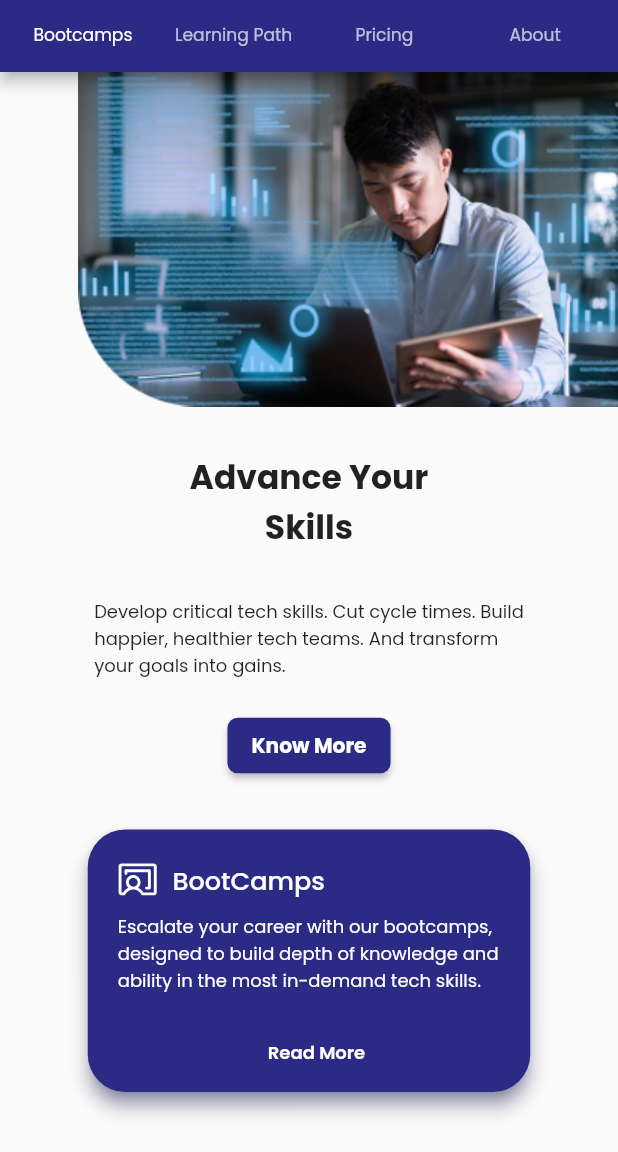
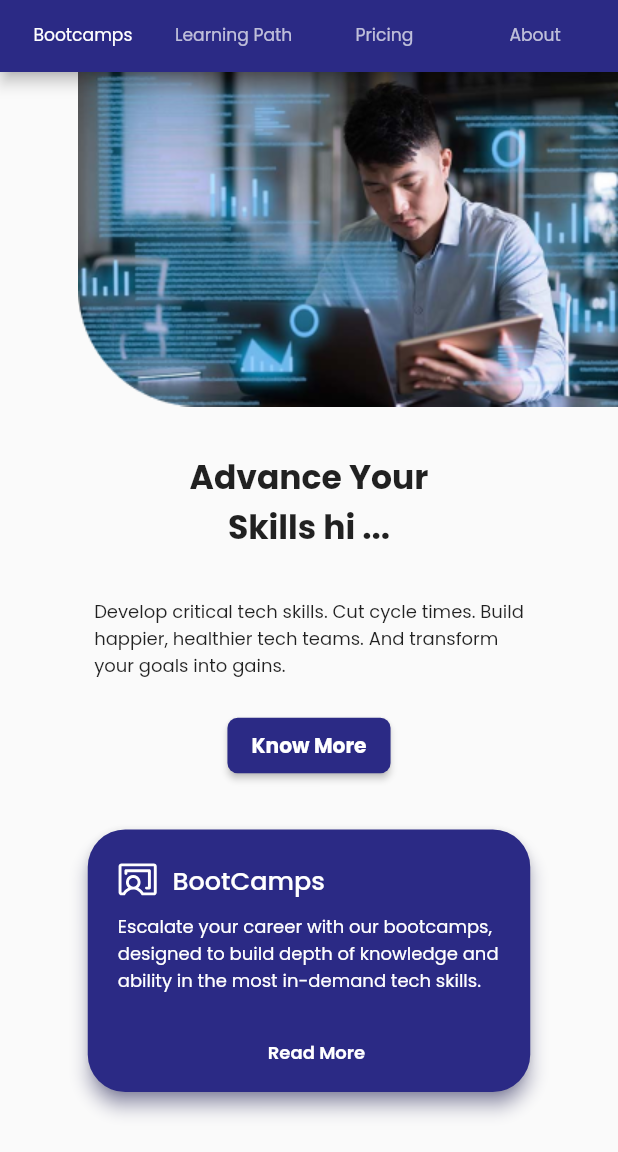
Before and after one commit to arun-praveen-d-58/GyanAcademy, a Flutter app: the screen it shows after launch, on a phone screen of 412 x 824 dp, the part 84-1236 px from its top. Run offline on Flutter 3.47's test engine with Material 2 defaults, Android fonts, the phone set to English and light mode, and no system bars; our stand-ins replace flutter_screenutil, flutter_svg, google_fonts, hexcolor.

Commit message:
Home page worked

```diff
--- a/lib/features/home/screens/home_screen.dart
+++ b/lib/features/home/screens/home_screen.dart
@@ -30,7 +30,8 @@ class _HomeScreenState extends State<HomeScreen> {
             ],
           ),
           SizedBox(height: 31,),
-          Text("Advance Your\n\Skills",
+          Text("Advance Your\n\Skills hi ...",
+
             style: GoogleFonts.poppins(
               fontWeight: FontWeight.w700,fontSize: 22,),
             textAlign: TextAlign.center,
```
